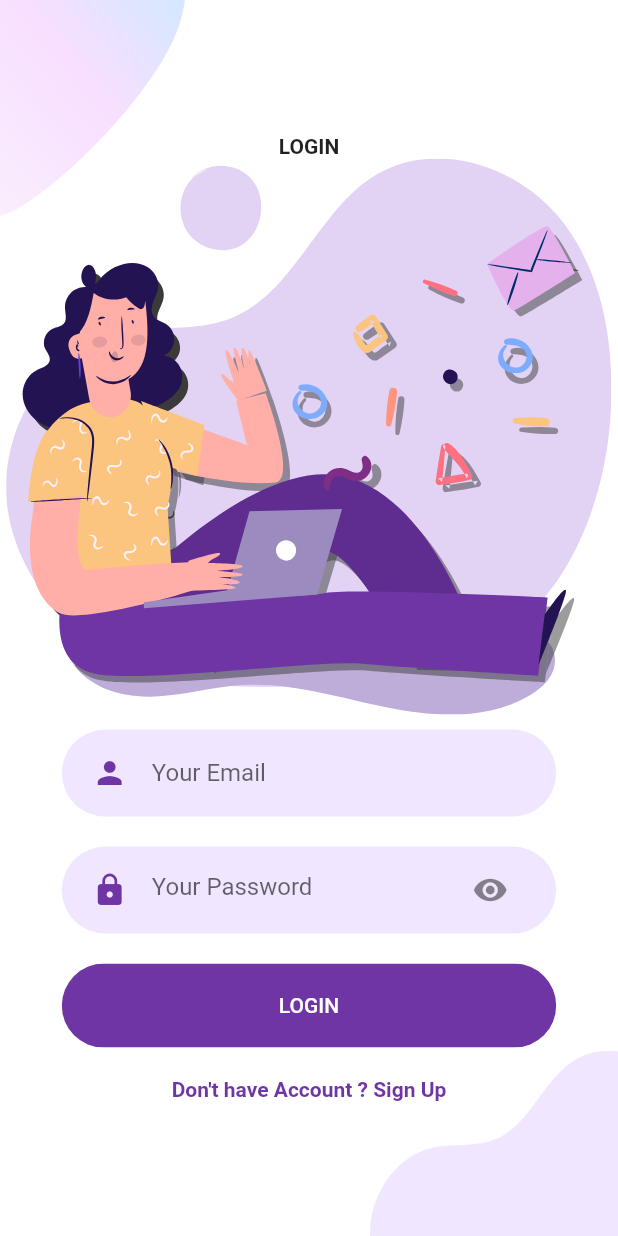
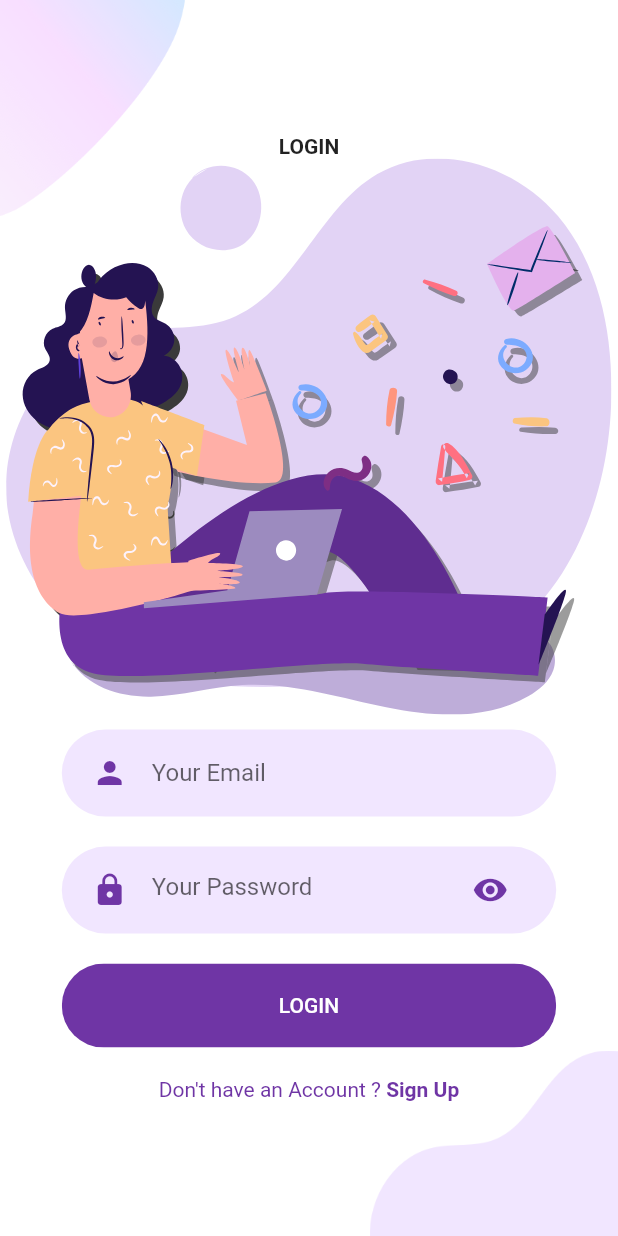
Before and after one commit to arunsingh28/Flutter-simple-app, a Flutter app: the screen it shows after launch, after a tap on "LOGIN", on a phone screen of 412 x 824 dp. Run offline on Flutter 3.47's test engine with Material 2 defaults, Android fonts, the phone set to English and light mode, and no system bars; our stand-ins replace flutter_svg.

Commit message:
REMAIN: Register

```diff
--- a/lib/Screen/Login/body.dart
+++ b/lib/Screen/Login/body.dart
@@ -27,7 +27,12 @@ class RoundedInput extends StatelessWidget {
               icon,
               color: PrimaryColor,
             ),
-            suffixIcon: scure ? Icon(Icons.remove_red_eye) : null,
+            suffixIcon: scure
+                ? Icon(
+                    Icons.visibility,
+                    color: PrimaryColor,
+                  )
+                : null,
             border: InputBorder.none),
       ),
     );
--- a/lib/Screen/Login/login_screen.dart
+++ b/lib/Screen/Login/login_screen.dart
@@ -1,4 +1,5 @@
 import 'package:auth_ui/Screen/Login/background.dart';
+import 'package:auth_ui/Screen/Welcome/welcome_screen.dart';
 import 'package:auth_ui/components/rounded_btn.dart';
 import 'package:auth_ui/constant.dart';
 import 'package:flutter/material.dart';
@@ -49,10 +50,31 @@ class LoginScreen extends StatelessWidget {
               SizedBox(
                 height: 10,
               ),
-              Text(
-                "Don't have Account ? Sign Up",
-                style:
-                    TextStyle(color: PrimaryColor, fontWeight: FontWeight.bold),
+              Row(
+                mainAxisAlignment: MainAxisAlignment.center,
+                children: [
+                  Text(
+                    "Don't have an Account ? ",
+                    style: TextStyle(color: PrimaryColor),
+                  ),
+                  GestureDetector(
+                    onTap: () {
+                      Navigator.push(
+                        context,
+                        MaterialPageRoute(
+                          builder: (context) {
+                            return WelcomeScreen();
+                          },
+                        ),
+                      );
+                    },
+                    child: Text(
+                      "Sign Up",
+                      style: TextStyle(
+                          color: PrimaryColor, fontWeight: FontWeight.bold),
+                    ),
+                  )
+                ],
               )
             ],
           ),
```
